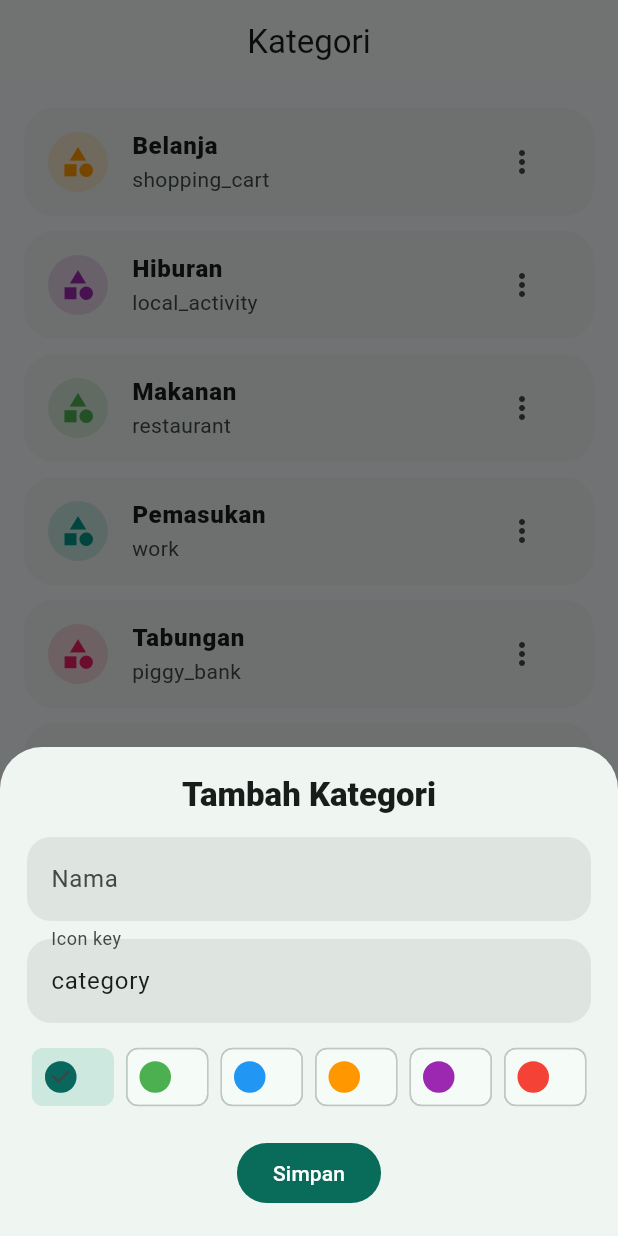
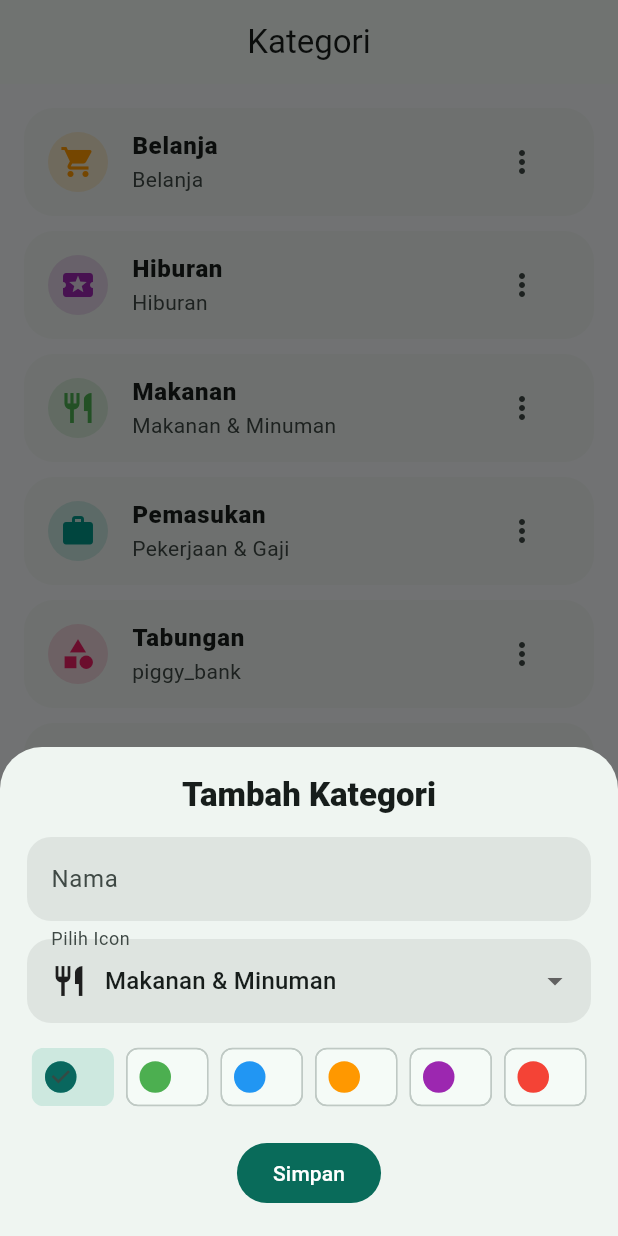
Before and after one commit to adbayu/DompetKu, a Flutter app: the CategoriesScreen widget shown alone on an empty page, opened directly, after a tap on the "add" icon, on a phone screen of 412 x 824 dp. Run offline on Flutter 3.47's test engine with Material 3 defaults, Android fonts, the phone set to English and light mode, and no system bars; our stand-ins replace lottie, shared_preferences, sqflite, sqflite_common_ffi_web; accounts and stored records are empty.

Commit message:
Refactor iOS project structure and remove unused files
- Deleted unnecessary Xcode workspace files and settings.
- Removed AppDelegate, SceneDelegate, and Info.plist files to streamline the iOS project.
- Eliminated launch images and storyboard files to simplify the launch process.
- Introduced IconConstants utility for managing icons and their labels in the app.
- Updated categories and home screens to utilize the new icon management system.
- Added macOS Podfile for CocoaPods integration.

```diff
--- a/lib/screens/categories_screen.dart
+++ b/lib/screens/categories_screen.dart
@@ -3,6 +3,7 @@ import 'package:provider/provider.dart';
 
 import '../models/category_model.dart';
 import '../providers/app_provider.dart';
+import '../utils/icon_constants.dart';
 import '../widgets/app_shell.dart';
 
 class CategoriesScreen extends StatelessWidget {
@@ -25,13 +26,16 @@ class CategoriesScreen extends StatelessWidget {
               child: ListTile(
                 leading: CircleAvatar(
                   backgroundColor: Color(item.color).withValues(alpha: .16),
-                  child: Icon(Icons.category, color: Color(item.color)),
+                  child: Icon(
+                    IconConstants.getIcon(item.icon),
+                    color: Color(item.color),
+                  ),
                 ),
                 title: Text(
                   item.name,
                   style: const TextStyle(fontWeight: FontWeight.w800),
                 ),
-                subtitle: Text(item.icon),
+                subtitle: Text(IconConstants.getLabel(item.icon)),
                 trailing: PopupMenuButton<String>(
                   onSelected: (v) => v == 'edit'
                       ? _showCategoryForm(context, item)
@@ -51,7 +55,7 @@ class CategoriesScreen extends StatelessWidget {
 
   void _showCategoryForm(BuildContext context, [CategoryModel? item]) {
     final name = TextEditingController(text: item?.name);
-    final icon = TextEditingController(text: item?.icon ?? 'category');
+    String selectedIcon = item?.icon ?? 'restaurant';
     Color color = item == null ? Colors.teal : Color(item.color);
     final formKey = GlobalKey<FormState>();
     showModalBottomSheet(
@@ -86,9 +90,26 @@ class CategoriesScreen extends StatelessWidget {
                         : null,
                   ),
                   const SizedBox(height: 12),
-                  TextFormField(
-                    controller: icon,
-                    decoration: const InputDecoration(labelText: 'Icon key'),
+                  DropdownButtonFormField<String>(
+                    initialValue: selectedIcon,
+                    decoration: const InputDecoration(labelText: 'Pilih Icon'),
+                    items: IconConstants.availableIcons.map((icon) {
+                      return DropdownMenuItem<String>(
+                        value: icon.name,
+                        child: Row(
+                          children: [
+                            Icon(IconConstants.getIcon(icon.name), size: 24),
+                            const SizedBox(width: 12),
+                            Text(icon.label),
+                          ],
+                        ),
+                      );
+                    }).toList(),
+                    onChanged: (value) {
+                      if (value != null) {
+                        setState(() => selectedIcon = value);
+                      }
+                    },
                   ),
                   const SizedBox(height: 12),
                   Wrap(
@@ -120,7 +141,7 @@ class CategoriesScreen extends StatelessWidget {
                         CategoryModel(
                           id: item?.id,
                           name: name.text.trim(),
-                          icon: icon.text.trim(),
+                          icon: selectedIcon,
                           color: color.toARGB32(),
                         ),
                       );
--- a/lib/screens/home_screen.dart
+++ b/lib/screens/home_screen.dart
@@ -4,6 +4,7 @@ import 'package:provider/provider.dart';
 import '../models/finance_transaction.dart';
 import '../providers/app_provider.dart';
 import '../utils/formatters.dart';
+import '../utils/icon_constants.dart';
 import '../widgets/currency_text.dart';
 import '../widgets/finance_donut_chart.dart';
 import 'budgets_screen.dart';
@@ -389,15 +390,7 @@ class TransactionTile extends StatelessWidget {
 }
 
 IconData _iconFromName(String name) {
-  return {
-        'restaurant': Icons.restaurant,
-        'directions_bus': Icons.directions_bus,
-        'shopping_cart': Icons.shopping_cart,
-        'local_activity': Icons.local_activity,
-        'work': Icons.work,
-        'more_horiz': Icons.more_horiz,
-      }[name] ??
-      Icons.category;
+  return IconConstants.getIcon(name);
 }
 
 class MoreScreen extends StatelessWidget {
--- /dev/null
+++ b/lib/utils/icon_constants.dart
@@ -0,0 +1,53 @@
+import 'package:flutter/material.dart';
+
+class IconConstants {
+  /// List of available category icons with Indonesian labels
+  static const List<IconOption> availableIcons = [
+    IconOption('restaurant', 'Makanan & Minuman'),
+    IconOption('shopping_cart', 'Belanja'),
+    IconOption('directions_bus', 'Transportasi'),
+    IconOption('savings', 'Tabungan'),
+    IconOption('local_activity', 'Hiburan'),
+    IconOption('medical_services', 'Kesehatan'),
+    IconOption('school', 'Pendidikan'),
+    IconOption('card_giftcard', 'Hadiah'),
+    IconOption('home', 'Rumah & Utilitas'),
+    IconOption('work', 'Pekerjaan & Gaji'),
+  ];
+
+  /// Get IconData from icon name string
+  static IconData getIcon(String iconName) {
+    return _iconMap[iconName] ?? Icons.category;
+  }
+
+  /// Get label for icon name
+  static String getLabel(String iconName) {
+    try {
+      return availableIcons.firstWhere((icon) => icon.name == iconName).label;
+    } catch (e) {
+      return iconName;
+    }
+  }
+
+  /// Internal mapping from icon name to IconData
+  static final Map<String, IconData> _iconMap = {
+    'restaurant': Icons.restaurant,
+    'shopping_cart': Icons.shopping_cart,
+    'directions_bus': Icons.directions_bus,
+    'savings': Icons.savings,
+    'local_activity': Icons.local_activity,
+    'medical_services': Icons.medical_services,
+    'school': Icons.school,
+    'card_giftcard': Icons.card_giftcard,
+    'home': Icons.home,
+    'work': Icons.work,
+  };
+}
+
+/// Represents a selectable icon option
+class IconOption {
+  final String name;
+  final String label;
+
+  const IconOption(this.name, this.label);
+}
```
Also changed, not shown: 43 other files.
